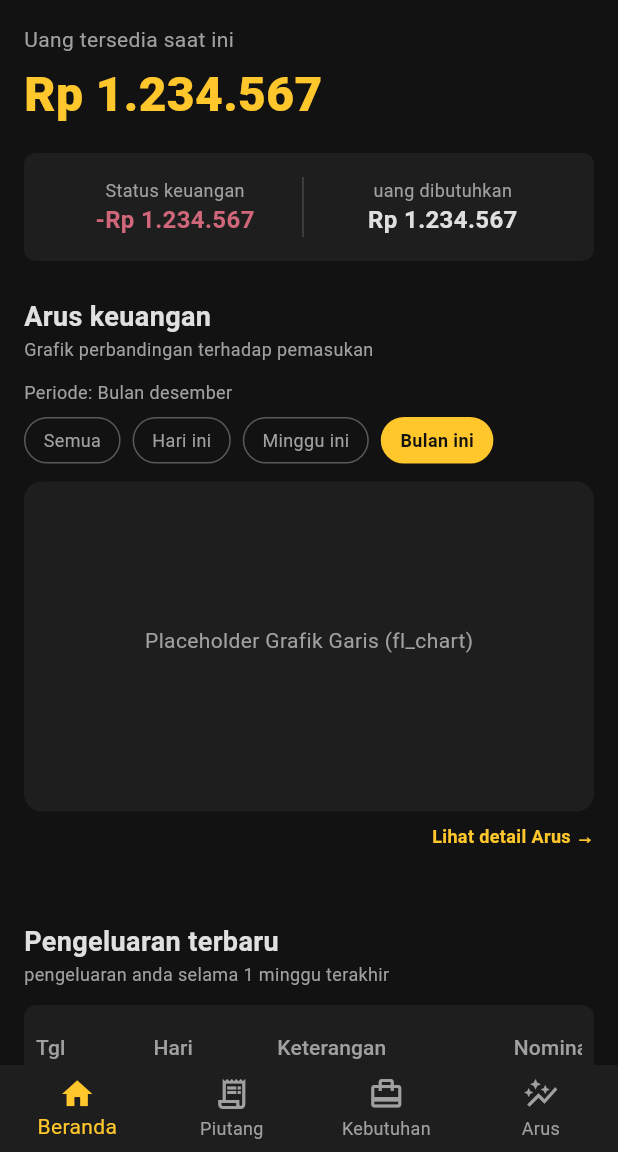
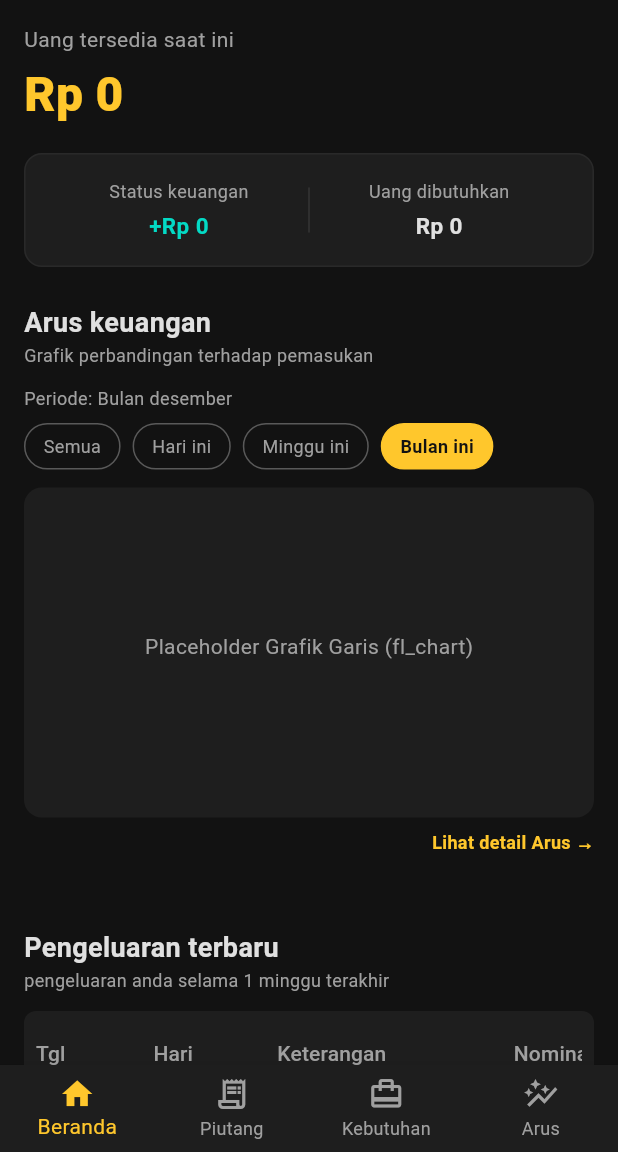
Before and after one commit to parhannsy/proyek-pribadi-Uangku---flutter, a Flutter app: the screen it shows after launch, on a phone screen of 412 x 824 dp, the part 84-1236 px from its top. Run offline on Flutter 3.47's test engine with Material 3 defaults, Android fonts, the phone set to English and light mode, and no system bars; our stand-ins replace equatable, fl_chart, flutter_bloc, freezed_annotation, image_picker, sqflite; accounts and stored records are empty.

Commit message:
23/12/25 22:01 - dashboard page : aktivasi kartu rangkuman keuangan

```diff
--- a/lib/presentation/features/dashboard/pages/dashboard_page.dart
+++ b/lib/presentation/features/dashboard/pages/dashboard_page.dart
@@ -1,58 +1,72 @@
 // lib/presentation/features/dashboard/pages/dashboard_page.dart
 
 import 'package:flutter/material.dart';
-// Import widget yang sudah dipisah
+import 'package:flutter_bloc/flutter_bloc.dart';
+import 'package:uangku/application/debt/debt_cubit.dart';
+import 'package:uangku/application/flow/arus_cubit.dart';
 import 'package:uangku/presentation/features/dashboard/widgets/balance_summary_card.dart';
 import 'package:uangku/presentation/features/dashboard/widgets/arus_keuangan_chart.dart';
 import 'package:uangku/presentation/features/dashboard/widgets/recent_transaction_list.dart';
 import 'package:uangku/presentation/features/dashboard/widgets/piutang_list.dart';
-import 'package:uangku/presentation/shared/widgets/animated_slider.dart'; // Import AnimatedSlider
+import 'package:uangku/presentation/shared/widgets/animated_slider.dart';
 
-class DashboardPage extends StatelessWidget {
+class DashboardPage extends StatefulWidget {
   const DashboardPage({super.key});
 
   @override
+  State<DashboardPage> createState() => _DashboardPageState();
+}
+
+class _DashboardPageState extends State<DashboardPage> {
+  @override
+  void initState() {
+    super.initState();
+    // MENTOR NOTE: Dashboard adalah agregator.
+    // Pastikan semua data dipicu untuk dimuat ulang saat dashboard diinisialisasi.
+    WidgetsBinding.instance.addPostFrameCallback((_) {
+      _refreshAllData();
+    });
+  }
+
+  void _refreshAllData() {
+    context.read<ArusCubit>().initialize();
+    context.read<DebtCubit>().loadActiveDebts();
+  }
+
+  @override
   Widget build(BuildContext context) {
-    // Definisi list dari semua widget yang ingin dianimasikan
-    final List<Widget> dashboardItems = [
-      // 1. Kartu Ringkasan Saldo
+    // MENTOR REVISION: Hanya list widget konten, SizedBox dipisah agar animasi efisien.
+    final List<Widget> dashboardContent = [
       const BalanceSummaryCard(),
-
-      const SizedBox(height: 24), // Jarak dihitung sebagai satu item animasi
-
-      // 2. Grafik Arus Keuangan Bulanan
       const ArusKeuanganChart(),
-
-      const SizedBox(height: 24),
-
-      // 3. Daftar Transaksi Terbaru
       const RecentTransactionsList(),
-
-      const SizedBox(height: 24),
-
-      // 4. Piutang (Angsuran Terdekat)
       const PiutangList(),
     ];
 
-    return SingleChildScrollView(
-      padding: const EdgeInsets.only(bottom: 24.0),
+    return RefreshIndicator(
+      onRefresh: () async => _refreshAllData(),
+      child: SingleChildScrollView(
+        physics: const AlwaysScrollableScrollPhysics(), // Memungkinkan pull-to-refresh walau konten sedikit
+        padding: const EdgeInsets.symmetric(vertical: 16),
         child: Column(
           crossAxisAlignment: CrossAxisAlignment.start,
           children: [
-          const SizedBox(height: 16),
-
-          // ===================================
-          // APLIKASI ANIMATED SLIDER PADA SEMUA ITEM
-          // ===================================
-          ...List.generate(dashboardItems.length, (index) {
-            // Kita bungkus setiap item (termasuk SizedBox) dengan AnimatedSlider
-            return AnimatedSlider(
+            // Gunakan spread operator dengan filter index
+            ...List.generate(dashboardContent.length, (index) {
+              return Column(
+                children: [
+                  AnimatedSlider(
                     index: index,
-              child: dashboardItems[index],
+                    child: dashboardContent[index],
+                  ),
+                  // MENTOR LOGIC: Tambahkan jarak secara otomatis kecuali di item terakhir
+                  if (index != dashboardContent.length - 1)
+                    const SizedBox(height: 24),
+                ],
               );
             }),
-          // ===================================
           ],
+        ),
       ),
     );
   }
--- a/lib/presentation/features/dashboard/widgets/balance_summary_card.dart
+++ b/lib/presentation/features/dashboard/widgets/balance_summary_card.dart
@@ -1,114 +1,115 @@
 // lib/presentation/features/dashboard/widgets/balance_summary_card.dart
 
-// ignore_for_file: deprecated_member_use
-
 import 'package:flutter/material.dart';
+import 'package:flutter_bloc/flutter_bloc.dart';
+import 'package:uangku/application/debt/debt_state.dart';
+import 'package:uangku/application/flow/arus_cubit.dart';
+import 'package:uangku/application/debt/debt_cubit.dart';
+import 'package:uangku/application/needs/needs_cubit.dart';
+import 'package:uangku/application/needs/needs_state.dart';
 import 'package:uangku/presentation/shared/theme/app_colors.dart';
+import 'package:uangku/utils/number_formatter.dart';
 
 class BalanceSummaryCard extends StatelessWidget {
   const BalanceSummaryCard({super.key});
 
   @override
   Widget build(BuildContext context) {
-    // DATA DUMMY
-    const String totalBalance = 'Rp 1.234.567';
-    const String statusKeuangan = '-Rp 1.234.567';
-    const String uangDibutuhkan = 'Rp 1.234.567';
+    final arusState = context.watch<ArusCubit>().state;
+    final debtState = context.watch<DebtCubit>().state;
+    final needsState = context.watch<NeedsCubit>().state;
+
+    final now = DateTime.now();
+
+    // 1. UANG TERSEDIA (Saldo Riil saat ini)
+    final double uangTersedia = arusState.totalIncome - arusState.totalExpense;
+
+    // 2. UANG DIBUTUHKAN (Sisa Anggaran Needs + Cicilan Hutang Bulan Ini)
+
+    // --- Logika Needs Dinamis ---
+    double sisaKebutuhanBulanIni = 0;
+    if (needsState is NeedsLoadSuccess) {
+      // MENTOR LOGIC: Gunakan remainingAmount (Budget - Used)
+      // Jika used sudah melebihi budget, kita anggap 0 (tidak butuh uang lagi karena sudah habis/over)
+      sisaKebutuhanBulanIni = needsState.needs.fold(0, (sum, item) {
+        return sum + (item.remainingAmount > 0 ? item.remainingAmount : 0);
+      });
+    }
+
+    // --- Logika Debt Dinamis (Hanya Bulan Ini) ---
+    double cicilanHutangBulanIni = 0;
+    if (debtState is DebtLoadSuccess) {
+      cicilanHutangBulanIni = debtState.debts.where((debt) {
+        // MENTOR LOGIC:
+        // 1. Hutang belum lunas
+        // 2. Jatuh temponya adalah bulan ini (cek berdasarkan dueDateDay dan current month)
+        bool isNotCompleted = !debt.isCompleted;
+        bool isDueThisMonth = debt.nextDueDate.month == now.month &&
+                             debt.nextDueDate.year == now.year;
+
+        return isNotCompleted && isDueThisMonth;
+      }).fold(0, (sum, debt) => sum + debt.amountPerTenor);
+    }
+
+    final double uangDibutuhkan = sisaKebutuhanBulanIni + cicilanHutangBulanIni;
+
+    // 3. STATUS KEUANGAN
+    final double statusKeuangan = uangTersedia - uangDibutuhkan;
+    final bool isSurplus = statusKeuangan >= 0;
 
     return Padding(
       padding: const EdgeInsets.symmetric(horizontal: 16.0),
       child: Column(
-        // Tetap start (rata kiri) agar judul "Uang tersedia saat ini" tetap rata kiri
         crossAxisAlignment: CrossAxisAlignment.start,
         children: [
-          // -------------------------------------------------------------
-          // BAGIAN 1: SALDO UTAMA (Uang tersedia saat ini)
-          // -------------------------------------------------------------
-
           Text(
             'Uang tersedia saat ini',
             style: TextStyle(color: AppColors.textSecondary, fontSize: 14),
           ),
           const SizedBox(height: 4),
-
           Text(
-            totalBalance,
-            style: TextStyle(
+            NumberFormatter.formatRupiah(uangTersedia.toInt()),
+            style: const TextStyle(
               color: AppColors.accentGold,
               fontSize: 32,
               fontWeight: FontWeight.w900,
             ),
           ),
-
           const SizedBox(height: 16),
-
-          // -------------------------------------------------------------
-          // BAGIAN 2: DETAIL RINGKASAN (Status & Kebutuhan) - DI DALAM CONTAINER
-          // -------------------------------------------------------------
           Container(
             padding: const EdgeInsets.all(16),
             decoration: BoxDecoration(
               color: AppColors.surfaceColor,
-              borderRadius: BorderRadius.circular(8),
+              borderRadius: BorderRadius.circular(12),
+              border: Border.all(color: Colors.white.withOpacity(0.05)),
             ),
             child: Row(
               children: [
-                // Status Keuangan
                 Expanded(
                   child: Column(
-                    // PERUBAHAN: Mengubah CrossAxisAlignment.start menjadi CrossAxisAlignment.center
-                    crossAxisAlignment: CrossAxisAlignment.center,
                     children: [
+                      const Text('Status keuangan', style: TextStyle(color: AppColors.textSecondary, fontSize: 12)),
+                      const SizedBox(height: 4),
                       Text(
-                        'Status keuangan',
-                        style: TextStyle(color: AppColors.textSecondary, fontSize: 12),
-                        // PERUBAHAN: Menambahkan textAlign.center
-                        textAlign: TextAlign.center,
-                      ),
-                      Text(
-                        statusKeuangan,
+                        "${isSurplus ? '+' : ''}${NumberFormatter.formatRupiah(statusKeuangan.toInt())}",
                         style: TextStyle(
-                          color: AppColors.negativeRed,
-                          fontSize: 16,
+                          color: isSurplus ? AppColors.positiveGreen : AppColors.negativeRed,
+                          fontSize: 15,
                           fontWeight: FontWeight.bold,
                         ),
-                        // PERUBAHAN: Menambahkan textAlign.center
-                        textAlign: TextAlign.center,
                       ),
                     ],
                   ),
                 ),
-
-                // Divider Vertikal
-                Container(
-                  height: 40,
-                  width: 1,
-                  color: AppColors.textSecondary.withOpacity(0.3)
-                ),
-
-                const SizedBox(width: 8),
-
-                // Uang Dibutuhkan
+                Container(height: 30, width: 1, color: Colors.white10),
                 Expanded(
                   child: Column(
-                    // PERUBAHAN: Mengubah CrossAxisAlignment.start menjadi CrossAxisAlignment.center
-                    crossAxisAlignment: CrossAxisAlignment.center,
                     children: [
+                      const Text('Uang dibutuhkan', style: TextStyle(color: AppColors.textSecondary, fontSize: 12)),
+                      const SizedBox(height: 4),
                       Text(
-                        'uang dibutuhkan',
-                        style: TextStyle(color: AppColors.textSecondary, fontSize: 12),
-                        // PERUBAHAN: Menambahkan textAlign.center
-                        textAlign: TextAlign.center,
-                      ),
-                      Text(
-                        uangDibutuhkan,
-                        style: TextStyle(
-                          color: AppColors.textPrimary,
-                          fontSize: 16,
-                          fontWeight: FontWeight.bold,
-                        ),
-                        // PERUBAHAN: Menambahkan textAlign.center
-                        textAlign: TextAlign.center,
+                        NumberFormatter.formatRupiah(uangDibutuhkan.toInt()),
+                        style: const TextStyle(color: AppColors.textPrimary, fontSize: 15, fontWeight: FontWeight.bold),
                       ),
                     ],
                   ),
```
Lines whose indentation alone changed are shown as unchanged.
